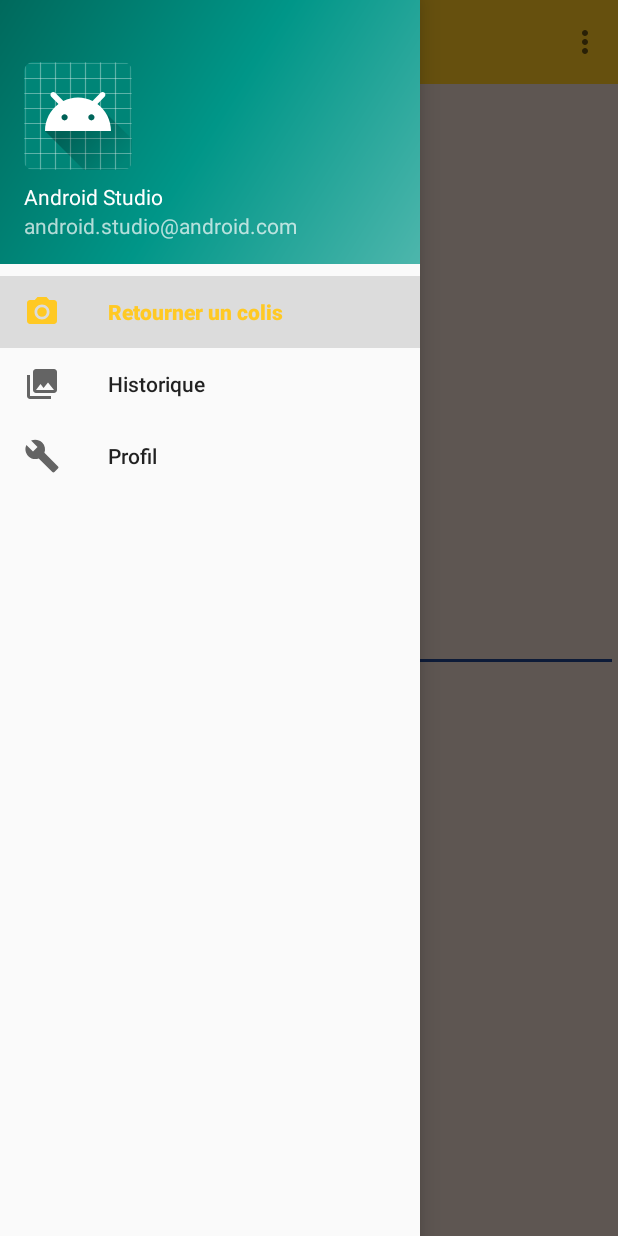
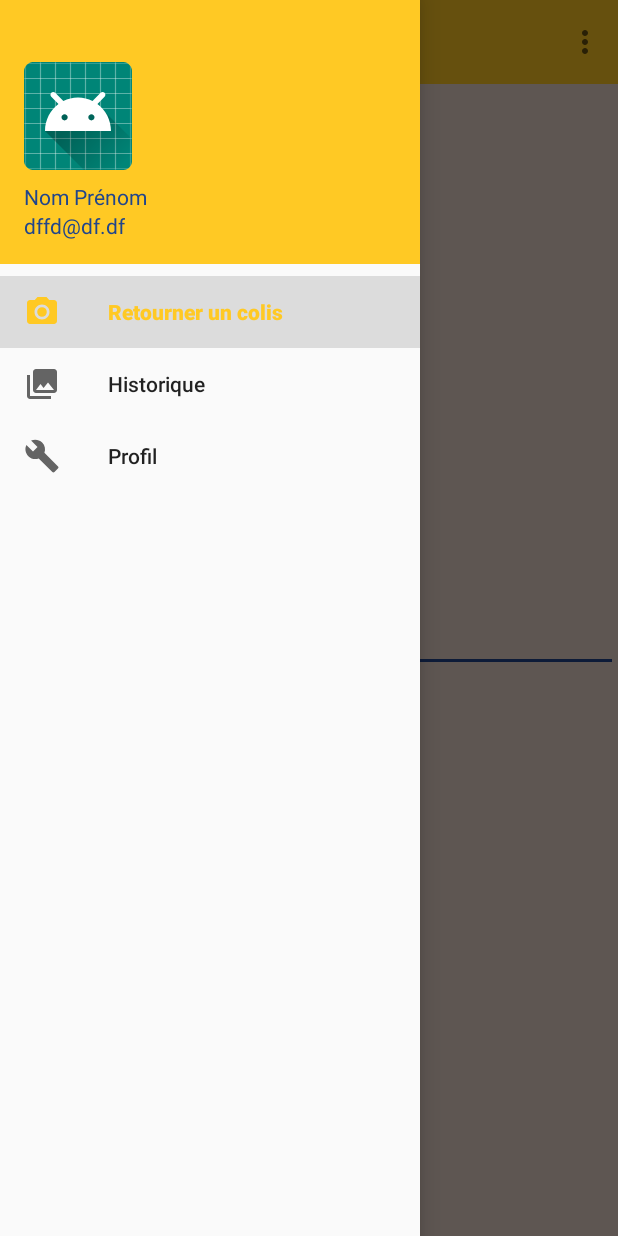
Before and after one commit to nicolas07/Projetrse, an Android app: the screen it shows after launch (MainActivity), with the side drawer open, on a phone screen of 412 x 824 dp. Run offline under Robolectric (Android 15) with nearby library versions, the phone set to English and light mode, and no system bars.

Commit message:
Maj Nav Header

```diff
--- a/app/src/main/java/com/example/projet_rse/MainActivity.java
+++ b/app/src/main/java/com/example/projet_rse/MainActivity.java
@@ -13,6 +13,7 @@ import android.support.v7.app.AppCompatActivity;
 import android.support.v7.widget.Toolbar;
 import android.view.Menu;
 import android.view.MenuItem;
+import android.widget.TextView;
 
 public class MainActivity extends AppCompatActivity
         implements NavigationView.OnNavigationItemSelectedListener {
@@ -61,8 +62,15 @@ public class MainActivity extends AppCompatActivity
         navigationView.setNavigationItemSelectedListener(this);
 
         UserAccountHelper userAccountHelper = new UserAccountHelper(getApplicationContext());
-        userAccountHelper.StoreUserAccount(new UserAccount("Nom","Prénom","14 rue Sarrette - 75014 Paris","sdfsgfdgdgdg","dffd@df.df"));
+        UserAccount userAccount = new UserAccount("Nom","Prénom","14 rue Sarrette - 75014 Paris","sdfsgfdgdgdg","dffd@df.df");
+        userAccountHelper.StoreUserAccount(userAccount);
 
+
+        View headerView = navigationView.getHeaderView(0);
+        TextView navUsername = (TextView) headerView.findViewById(R.id.tv_NavHeaderName);
+        navUsername.setText(userAccount.getName() +" "+ userAccount.getFirstName());
+        TextView navEMail = (TextView) headerView.findViewById(R.id.tv_NavHeaderEmail);
+        navEMail.setText(userAccount.getEmail());
         this.configureToolBar();
 
         this.configureDrawerLayout();
--- a/app/src/main/java/com/example/projet_rse/ReturnPackageFragment.java
+++ b/app/src/main/java/com/example/projet_rse/ReturnPackageFragment.java
@@ -15,6 +15,8 @@ import android.widget.Toast;
 import org.w3c.dom.Text;
 
 public class ReturnPackageFragment extends Fragment {
+
+    // TODO : Ajouter un date picker
 
     private EditText NumberPackages;
     private TextView Address;
--- a/app/src/main/java/com/example/projet_rse/UserAccountFragment.java
+++ b/app/src/main/java/com/example/projet_rse/UserAccountFragment.java
@@ -31,7 +31,7 @@ public class UserAccountFragment extends Fragment implements View.OnClickListene
     private UserAccount userAccount;
     private UserAccountHelper userAccountHelper;
 
-    // TODO : Imagebutton Edit
+    // TODO : Remplacer les Button par des Imagebutton
 
     public static UserAccountFragment newInstance() {
         return (new UserAccountFragment());
--- a/app/src/main/res/layout/nav_header_main.xml
+++ b/app/src/main/res/layout/nav_header_main.xml
@@ -3,7 +3,7 @@
     xmlns:app="http://schemas.android.com/apk/res-auto"
     android:layout_width="match_parent"
     android:layout_height="@dimen/nav_header_height"
-    android:background="@drawable/side_nav_bar"
+    android:background="@color/colorPrimary"
     android:gravity="bottom"
     android:orientation="vertical"
     android:paddingLeft="@dimen/activity_horizontal_margin"
@@ -21,16 +21,18 @@
         app:srcCompat="@mipmap/ic_launcher_round" />
 
     <TextView
+        android:id="@+id/tv_NavHeaderName"
         android:layout_width="match_parent"
         android:layout_height="wrap_content"
         android:paddingTop="@dimen/nav_header_vertical_spacing"
         android:text="@string/nav_header_title"
-        android:textAppearance="@style/TextAppearance.AppCompat.Body1" />
+        android:textAppearance="@style/TextAppearance.AppCompat.Body1"
+        android:textColor="@color/colorAccent"/>
 
     <TextView
-        android:id="@+id/textView"
+        android:id="@+id/tv_NavHeaderEmail"
         android:layout_width="wrap_content"
         android:layout_height="wrap_content"
-        android:text="@string/nav_header_subtitle" />
+        android:textColor="@color/colorAccent"/>
 
 </LinearLayout>
```
